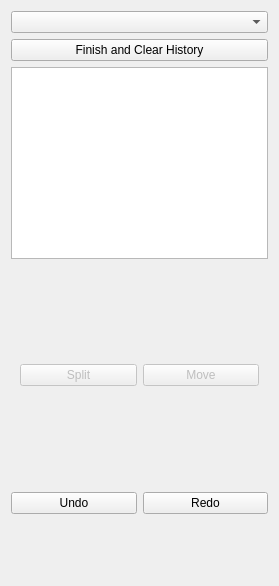
Above: OsteotomyPlanner/Resources/UI/OsteotomyPlanner.ui from KitwareMedical/OsteotomyPlanner before the change. Below: the same form after it.
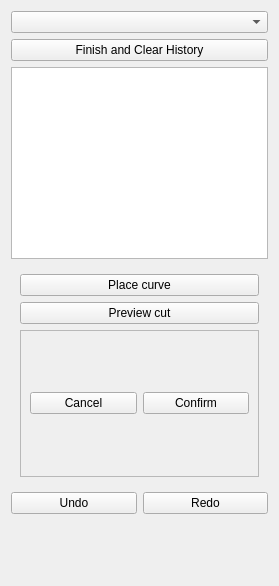
That is the form after the change. Custom widgets are drawn as their Qt base class.

Commit message: ENH:  Curve cut initial implementation

```diff
--- a/OsteotomyPlanner/Resources/UI/OsteotomyPlanner.ui
+++ b/OsteotomyPlanner/Resources/UI/OsteotomyPlanner.ui
@@ -50,7 +50,7 @@
    <item>
     <widget class="QStackedWidget" name="ActionsWidget">
      <property name="currentIndex">
-      <number>0</number>
+      <number>1</number>
      </property>
      <widget class="QWidget" name="MenuWidget">
       <property name="enabled">
@@ -69,6 +69,57 @@
          <property name="text">
           <string>Split</string>
          </property>
+        </widget>
+       </item>
+       <item row="1" column="0">
+        <widget class="QPushButton" name="CurveCutButton">
+         <property name="text">
+          <string>Curve cut</string>
+         </property>
+        </widget>
+       </item>
+      </layout>
+     </widget>
+     <widget class="QWidget" name="CurveCutWidget">
+      <layout class="QVBoxLayout" name="verticalLayout_2">
+       <item>
+        <widget class="QPushButton" name="PlaceCurveButton">
+         <property name="text">
+          <string>Place curve</string>
+         </property>
+        </widget>
+       </item>
+       <item>
+        <widget class="QPushButton" name="PreviewCurveCutButton">
+         <property name="text">
+          <string>Preview cut</string>
+         </property>
+        </widget>
+       </item>
+       <item>
+        <widget class="QFrame" name="CurveCutFinishWidget">
+         <property name="frameShape">
+          <enum>QFrame::StyledPanel</enum>
+         </property>
+         <property name="frameShadow">
+          <enum>QFrame::Raised</enum>
+         </property>
+         <layout class="QHBoxLayout" name="horizontalLayout_4">
+          <item>
+           <widget class="QPushButton" name="CurveCutCancelButton">
+            <property name="text">
+             <string>Cancel</string>
+            </property>
+           </widget>
+          </item>
+          <item>
+           <widget class="QPushButton" name="CurveCutConfirmButton">
+            <property name="text">
+             <string>Confirm</string>
+            </property>
+           </widget>
+          </item>
+         </layout>
         </widget>
        </item>
       </layout>
```
The commit also changes 1 other file.
